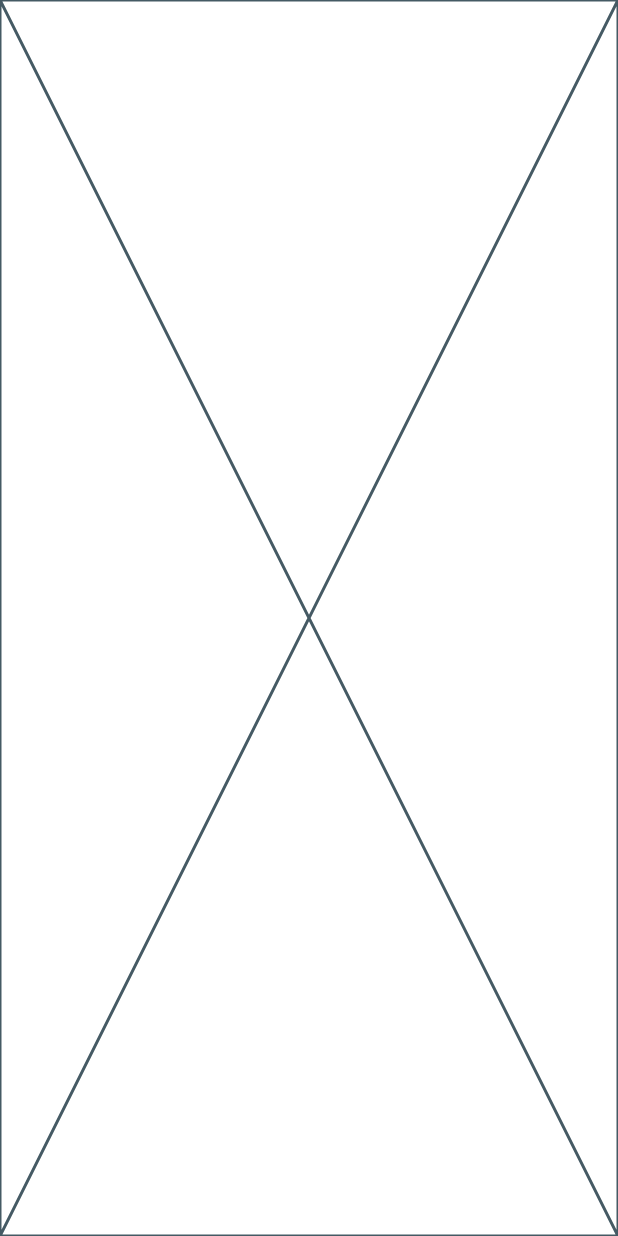
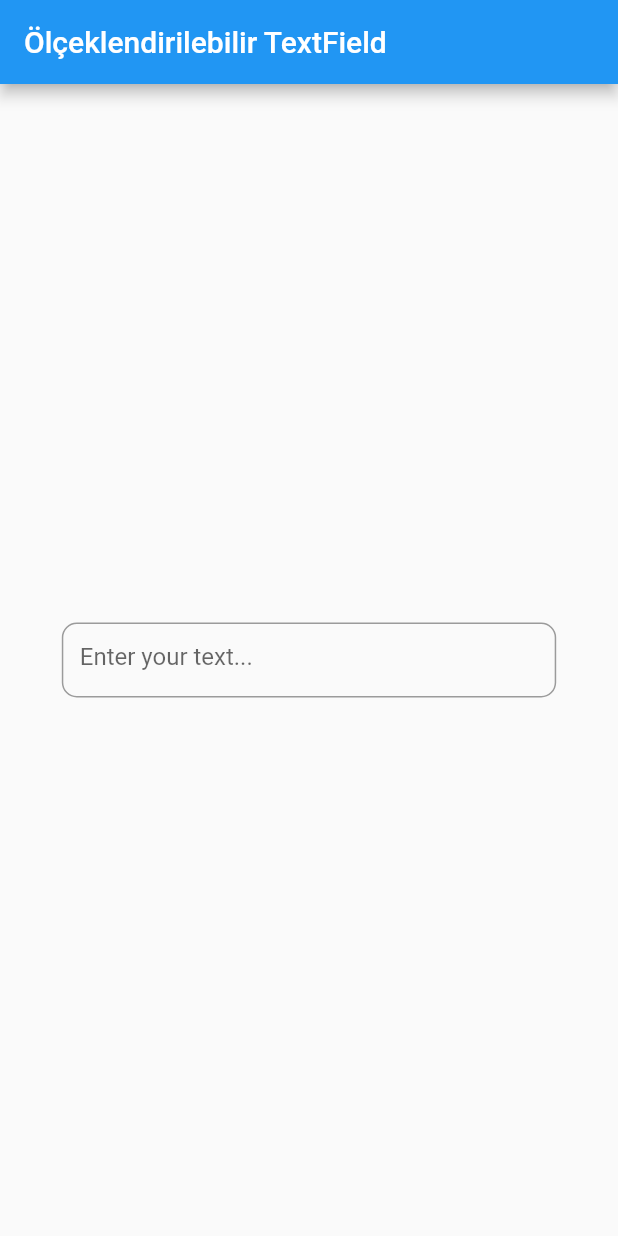
Before and after one commit to erkanrcelik/choosicbox, a Flutter app: the screen it shows after launch, on a phone screen of 412 x 824 dp. Run offline on Flutter 3.47's test engine with Material 2 defaults, Android fonts, the phone set to English and light mode, and no system bars.

Commit message:
YAKALA REİSSSSSSS HOPSS OLTAAAAAA

```diff
--- a/lib/main.dart
+++ b/lib/main.dart
@@ -1,14 +1,30 @@
+import 'package:choosicbox/utils/ui/Input/inputs.dart';
+import 'package:choosicbox/utils/ui/Input/models.dart';
 import 'package:flutter/material.dart';
 
 void main() {
-  runApp(const Choosicbox());
+  runApp(MyApp());
 }
 
-class Choosicbox extends StatelessWidget {
-  const Choosicbox({Key? key}) : super(key: key);
+class MyApp extends StatelessWidget {
+  final TextEditingController _textEditingController = TextEditingController();
 
   @override
   Widget build(BuildContext context) {
-    return const Placeholder();
+    return MaterialApp(
+      home: Scaffold(
+        appBar: AppBar(
+          title: Text('Ölçeklendirilebilir TextField'),
+        ),
+        body: Center(
+          child: createCustomInput<TextInputProps>(
+            props: TextInputProps(
+              controller: _textEditingController,
+              hintText: 'Enter your text...',
+            ),
+          ),
+      ),
+      ),
+    );
   }
 }
--- /dev/null
+++ b/lib/utils/ui/Input/Text/text_input.dart
@@ -0,0 +1,21 @@
+import 'package:flutter/material.dart';
+
+import '../models.dart';
+
+class TextInput extends StatelessWidget {
+  const TextInput({Key? key, required this.props}) : super(key: key);
+  final TextInputProps props;
+
+  @override
+  Widget build(BuildContext context) {
+    return TextField(
+      controller: props.controller,
+      decoration: InputDecoration(
+        hintText: props.hintText,
+        border: OutlineInputBorder(
+          borderRadius: BorderRadius.circular(10.0),
+        ),
+      ),
+    );
+  }
+}
--- /dev/null
+++ b/lib/utils/ui/Input/models.dart
@@ -0,0 +1,43 @@
+import 'package:flutter/cupertino.dart';
+
+class CustomInputProps {
+  final TextEditingController controller;
+  final String hintText;
+  final InputType type;
+
+  CustomInputProps({
+    required this.controller,
+    required this.hintText,
+    this.type = InputType.text,
+  });
+}
+
+enum InputType {
+  text,
+  select,
+  password,
+}
+
+class SelectInputProps extends CustomInputProps {
+  final List<String> items;
+
+  SelectInputProps({
+    required this.items,
+    required TextEditingController controller,
+    required String hintText,
+  }) : super(controller: controller, hintText: hintText);
+}
+
+class TextInputProps extends CustomInputProps {
+  TextInputProps({
+    required TextEditingController controller,
+    required String hintText,
+  }) : super(controller: controller, hintText: hintText);
+}
+
+class PasswordInputProps extends CustomInputProps {
+  PasswordInputProps({
+    required TextEditingController controller,
+    required String hintText,
+  }) : super(controller: controller, hintText: hintText);
+}
```
Also changed, not shown: lib/utils/ui/Input/Password/password_input.dart (added, +22 -0 lines), lib/utils/ui/Input/Select/select_input.dart (added, +22 -0 lines), lib/utils/ui/Input/inputs.dart (added, +42 -0 lines), lib/utils/ui/routing.dart (deleted).
